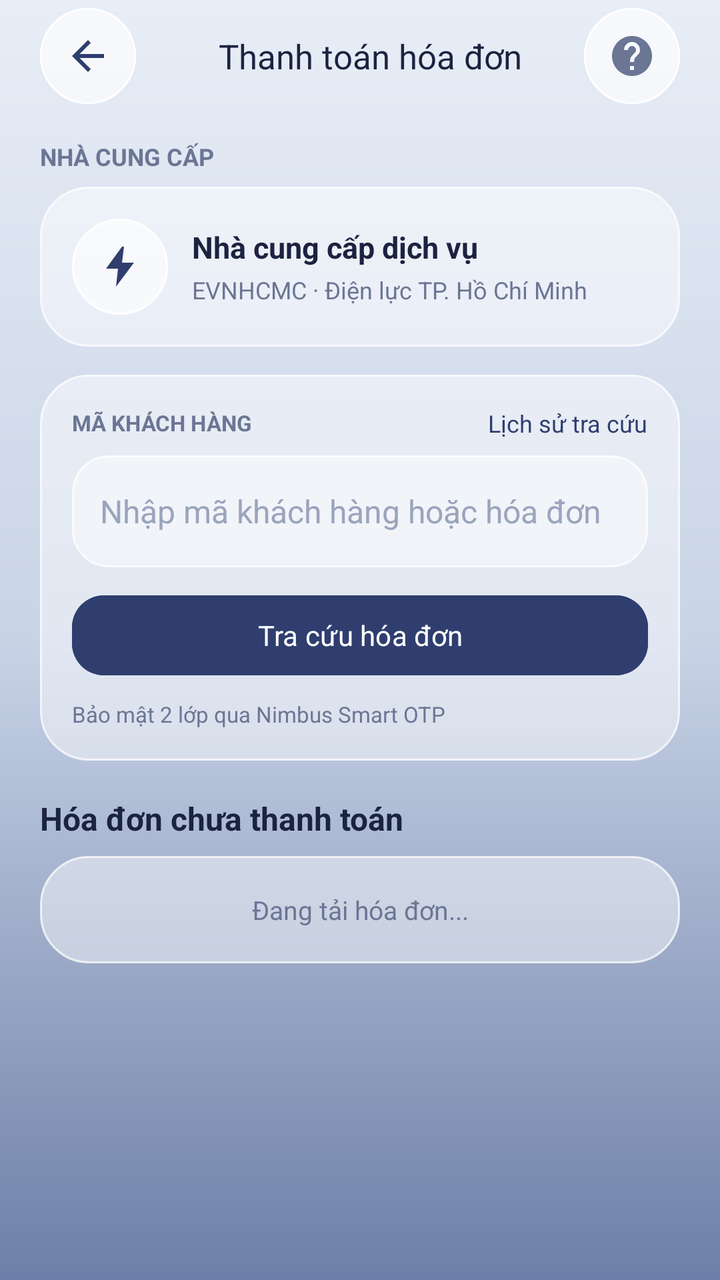
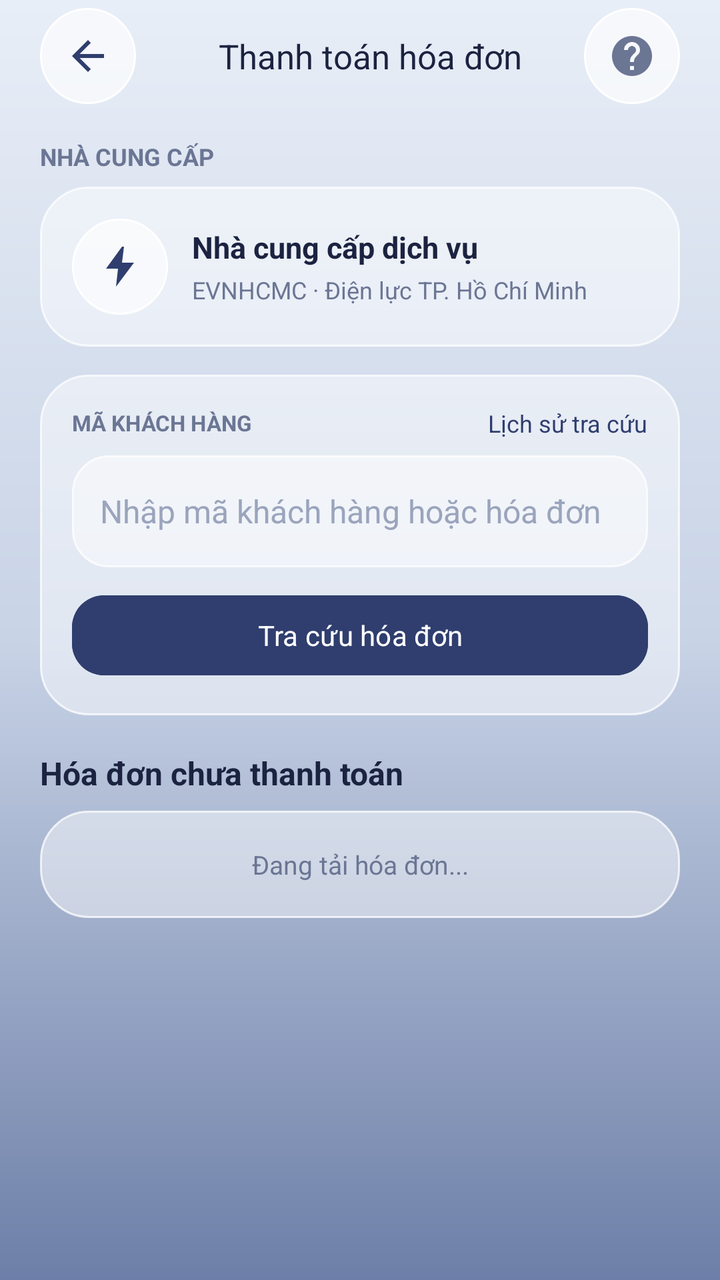

Before-and-after screenshots of an Android layout around one commit, followed by the original layout XML and the change that was made.
<!-- AndroidManifest.xml: application theme Theme.Final_term -->
<!-- res/layout/fragment_bill_payment.xml -->
<?xml version="1.0" encoding="utf-8"?>
<LinearLayout xmlns:android="http://schemas.android.com/apk/res/android"
    xmlns:app="http://schemas.android.com/apk/res-auto"
    android:layout_width="match_parent"
    android:layout_height="match_parent"
    android:background="@drawable/background_gradient"
    android:orientation="vertical">

    <LinearLayout
        android:layout_width="match_parent"
        android:layout_height="56dp"
        android:gravity="center_vertical"
        android:orientation="horizontal"
            android:paddingHorizontal="20dp">

        <ImageButton
            android:id="@+id/back_button"
            android:layout_width="48dp"
            android:layout_height="48dp"
            android:background="@drawable/circle_action_button"
            android:contentDescription="Quay lại"
            android:padding="11dp"
            android:src="@drawable/ic_arrow_back"
            app:tint="@color/navy" />

        <TextView
            android:id="@+id/header_title"
            android:layout_width="0dp"
            android:layout_height="wrap_content"
            android:layout_marginStart="10dp"
            android:layout_weight="1"
            android:gravity="center"
            android:text="Thanh toán hóa đơn"
            android:textColor="@color/ink"
            android:textSize="17sp"
            android:textStyle="normal" />

        <ImageButton
            android:id="@+id/help_button"
            android:layout_width="48dp"
            android:layout_height="48dp"
            android:background="@drawable/circle_action_button"
            android:contentDescription="Trợ giúp và hỗ trợ"
            android:padding="12dp"
            android:src="@drawable/ic_help"
            app:tint="@color/ink_muted" />
    </LinearLayout>

    <ScrollView
        android:id="@+id/scroll_content"
        android:layout_width="match_parent"
        android:layout_height="0dp"
        android:layout_weight="1"
        android:clipToPadding="false"
        android:fillViewport="true"
        android:paddingHorizontal="20dp"
        android:paddingTop="14dp"
        android:paddingBottom="112dp">

        <LinearLayout
            android:layout_width="match_parent"
            android:layout_height="wrap_content"
            android:orientation="vertical">

            <TextView
                android:id="@+id/provider_section_label"
                android:layout_width="wrap_content"
                android:layout_height="wrap_content"
                android:text="NHÀ CUNG CẤP"
                android:textColor="@color/ink_muted"
                android:textSize="12sp"
                android:textStyle="bold" />

            <LinearLayout
                android:id="@+id/provider_card"
                android:layout_width="match_parent"
                android:layout_height="wrap_content"
                android:layout_marginTop="7dp"
                android:background="@drawable/glass_panel_card"
                android:gravity="center_vertical"
                android:orientation="horizontal"
                android:padding="16dp">

                <ImageView
                    android:id="@+id/provider_icon"
                    android:layout_width="48dp"
                    android:layout_height="48dp"
                    android:background="@drawable/circle_action_button"
                    android:contentDescription=""
                    android:padding="12dp"
                    android:src="@drawable/ic_utility_electricity"
                    app:tint="@color/navy" />

                <LinearLayout
                    android:layout_width="0dp"
                    android:layout_height="wrap_content"
                    android:layout_marginStart="12dp"
                    android:layout_weight="1"
                    android:orientation="vertical">

                    <TextView
                        android:id="@+id/provider_name"
                        android:layout_width="match_parent"
                        android:layout_height="wrap_content"
                        android:text="Nhà cung cấp dịch vụ"
                        android:textColor="@color/ink"
                        android:textSize="15sp"
                        android:textStyle="bold" />

                    <TextView
                        android:id="@+id/provider_subtitle"
                        android:layout_width="wrap_content"
                        android:layout_height="wrap_content"
                        android:layout_marginTop="3dp"
                        android:text="EVNHCMC · Điện lực TP. Hồ Chí Minh"
                        android:textColor="@color/ink_muted"
                        android:textSize="12sp" />
                </LinearLayout>

            </LinearLayout>

            <LinearLayout
                android:id="@+id/lookup_card"
                android:layout_width="match_parent"
                android:layout_height="wrap_content"
                android:layout_marginTop="14dp"
                android:background="@drawable/glass_panel_card"
                android:orientation="vertical"
                android:padding="16dp">

                <LinearLayout
                    android:layout_width="match_parent"
                    android:layout_height="wrap_content"
                    android:gravity="center_vertical"
                    android:orientation="horizontal">

                    <TextView
                        android:layout_width="0dp"
                        android:layout_height="wrap_content"
                        android:layout_weight="1"
                        android:text="MÃ KHÁCH HÀNG"
                        android:textColor="@color/ink_muted"
                        android:textSize="11sp"
                        android:textStyle="bold" />

                    <TextView
                        android:id="@+id/bill_lookup_history"
                        android:layout_width="wrap_content"
                        android:layout_height="wrap_content"
                        android:text="Lịch sử tra cứu"
                        android:textColor="@color/navy"
                        android:textSize="12sp" />
                </LinearLayout>

                <EditText
                    android:id="@+id/customer_code_input"
                    android:layout_width="match_parent"
                    android:layout_height="56dp"
                    android:layout_marginTop="8dp"
                    android:background="@drawable/input_glass_field"
                    android:hint="Nhập mã khách hàng hoặc hóa đơn"
                    android:inputType="text"
                    android:paddingHorizontal="14dp"
                    android:singleLine="true"
                    android:textColor="@color/ink"
                    android:textColorHint="@color/ink_faint"
                    android:textSize="16sp" />

                <com.google.android.material.button.MaterialButton
                    android:id="@+id/lookup_button"
                    android:layout_width="match_parent"
                    android:layout_height="48dp"
                    android:layout_marginTop="10dp"
                    android:backgroundTint="@color/navy"
                    android:text="Tra cứu hóa đơn"
                    android:textColor="@color/white"
                    app:cornerRadius="16dp" />

                <TextView
                    android:layout_width="match_parent"
                    android:layout_height="wrap_content"
                    android:layout_marginTop="8dp"
                    android:text="Bảo mật 2 lớp qua Nimbus Smart OTP"
                    android:textColor="@color/ink_muted"
                    android:textSize="11sp" />
            </LinearLayout>

            <TextView
                android:id="@+id/status_text"
                android:layout_width="match_parent"
                android:layout_height="wrap_content"
                android:layout_marginTop="8dp"
                android:gravity="center"
                android:padding="8dp"
                android:textColor="@color/ink_muted"
                android:textSize="13sp"
                android:visibility="gone" />

            <LinearLayout
                android:id="@+id/bill_details_card"
                android:layout_width="match_parent"
                android:layout_height="wrap_content"
                android:layout_marginTop="14dp"
                android:background="@drawable/glass_panel_card"
                android:orientation="vertical"
                android:padding="18dp"
                android:visibility="gone">

                <LinearLayout
                    android:layout_width="match_parent"
                    android:layout_height="wrap_content"
                    android:gravity="center_vertical"
                    android:orientation="horizontal">

                    <TextView
                        android:layout_width="0dp"
                        android:layout_height="wrap_content"
                        android:layout_weight="1"
                        android:text="CHI TIẾT HÓA ĐƠN"
                        android:textColor="@color/ink_muted"
                        android:textSize="11sp"
                        android:textStyle="bold" />

                    <TextView
                        android:id="@+id/change_bill_button"
                        android:layout_width="wrap_content"
                        android:layout_height="wrap_content"
                        android:text="Đổi hóa đơn"
                        android:textColor="@color/navy"
                        android:textSize="12sp"
                        android:textStyle="bold" />
                </LinearLayout>

                <TextView
                    android:id="@+id/bill_reference"
                    android:layout_width="match_parent"
                    android:layout_height="wrap_content"
                    android:layout_marginTop="10dp"
                    android:textColor="@color/ink"
                    android:textSize="14sp"
                    android:textStyle="bold" />

                <TextView
                    android:id="@+id/bill_status"
                    android:layout_width="wrap_content"
                    android:layout_height="wrap_content"
                    android:layout_marginTop="6dp"
                    android:textColor="@color/warning"
                    android:textSize="12sp" />

                <TextView
                    android:id="@+id/bill_due_date"
                    android:layout_width="match_parent"
                    android:layout_height="wrap_content"
                    android:layout_marginTop="8dp"
                    android:textColor="@color/ink_muted"
                    android:textSize="12sp"
                    android:visibility="gone" />

                <TextView
                    android:id="@+id/bill_period"
                    android:layout_width="match_parent"
                    android:layout_height="wrap_content"
                    android:layout_marginTop="8dp"
                    android:textColor="@color/ink_muted"
                    android:textSize="12sp"
                    android:visibility="gone" />

                <TextView
                    android:id="@+id/bill_reading"
                    android:layout_width="match_parent"
                    android:layout_height="wrap_content"
                    android:layout_marginTop="6dp"
                    android:textColor="@color/ink_muted"
                    android:textSize="12sp"
                    android:visibility="gone" />

                <TextView
                    android:id="@+id/bill_consumption"
                    android:layout_width="match_parent"
                    android:layout_height="wrap_content"
                    android:layout_marginTop="6dp"
                    android:textColor="@color/ink_muted"
                    android:textSize="12sp"
                    android:visibility="gone" />

                <View
                    android:layout_width="match_parent"
                    android:layout_height="1dp"
                    android:layout_marginVertical="12dp"
                    android:background="@color/glass_border" />

                <TextView
                    android:layout_width="wrap_content"
                    android:layout_height="wrap_content"
                    android:text="Tổng tiền cần thanh toán"
                    android:textColor="@color/ink_muted"
                    android:textSize="12sp" />

                <TextView
                    android:id="@+id/bill_amount"
                    android:layout_width="match_parent"
                    android:layout_height="wrap_content"
                    android:layout_marginTop="3dp"
                    android:textColor="@color/ink"
                    android:textSize="30sp"
                    android:textStyle="bold" />
            </LinearLayout>

            <TextView
                android:id="@+id/unpaid_bills_label"
                android:layout_width="match_parent"
                android:layout_height="wrap_content"
                android:layout_marginTop="18dp"
                android:text="Hóa đơn chưa thanh toán"
                android:textColor="@color/ink"
                android:textSize="16sp"
                android:textStyle="bold" />

            <LinearLayout
                android:id="@+id/bills_list"
                android:layout_width="match_parent"
                android:layout_height="wrap_content"
                android:layout_marginTop="8dp"
                android:orientation="vertical">

                <TextView
                    android:id="@+id/bills_empty"
                    android:layout_width="match_parent"
                    android:layout_height="wrap_content"
                    android:background="@drawable/glass_panel_card"
                    android:gravity="center"
                    android:padding="18dp"
                    android:text="Đang tải hóa đơn..."
                    android:textColor="@color/ink_muted"
                    android:textSize="13sp" />
            </LinearLayout>
        </LinearLayout>
    </ScrollView>

    <com.google.android.material.button.MaterialButton
        android:id="@+id/pay_button"
        android:layout_width="match_parent"
        android:layout_height="54dp"
        android:layout_marginHorizontal="20dp"
        android:layout_marginTop="8dp"
        android:layout_marginBottom="88dp"
        android:backgroundTint="@color/navy"
        android:enabled="false"
        android:text="Xác nhận thanh toán"
        android:textColor="@color/white"
        android:visibility="gone"
        app:cornerRadius="18dp" />
</LinearLayout>
<!-- resources referenced by this layout -->
<resources>
  <color name="glass_border">#BFFFFFFF</color>
  <color name="ink">#FF1B2340</color>
  <color name="ink_faint">#FF9AA4BC</color>
  <color name="ink_muted">#FF6B7694</color>
  <color name="navy">#FF2F3E6E</color>
  <color name="warning">#FFE0A030</color>
  <color name="white">#FFFFFFFF</color>
  <!-- drawable background_gradient (drawable) -->
  <?xml version="1.0" encoding="utf-8"?>
  <shape xmlns:android="http://schemas.android.com/apk/res/android">
      <gradient
          android:angle="270"
          android:startColor="#FFE8EEF7"
          android:centerColor="#FFC8D3E6"
          android:endColor="#FF6D7FA8"
          android:type="linear" />
  </shape>
  <!-- drawable circle_action_button (drawable) -->
  <?xml version="1.0" encoding="utf-8"?>
  <ripple xmlns:android="http://schemas.android.com/apk/res/android"
      android:color="@color/glass_card_pressed">
      <item>
          <shape android:shape="oval">
              <solid android:color="@color/glass_circle_btn" />
              <stroke
                  android:width="1dp"
                  android:color="@color/white" />
          </shape>
      </item>
  </ripple>
  <!-- drawable glass_panel_card (drawable) -->
  <?xml version="1.0" encoding="utf-8"?>
  <ripple xmlns:android="http://schemas.android.com/apk/res/android"
      android:color="@color/glass_card_pressed">
      <item>
          <shape android:shape="rectangle">
              <corners android:radius="24dp" />
              <solid android:color="@color/glass_card" />
              <stroke
                  android:width="1dp"
                  android:color="@color/glass_border" />
          </shape>
      </item>
  </ripple>
  <!-- drawable ic_arrow_back (drawable) -->
  <vector xmlns:android="http://schemas.android.com/apk/res/android"
      android:width="24dp"
      android:height="24dp"
      android:viewportWidth="24"
      android:viewportHeight="24">
      <path
          android:fillColor="@color/ink"
          android:pathData="M20,11H7.83l5.59,-5.59L12,4l-8,8 8,8 1.41,-1.41L7.83,13H20v-2z" />
  </vector>
  <!-- drawable ic_utility_electricity (drawable) -->
  <vector xmlns:android="http://schemas.android.com/apk/res/android"
      android:width="24dp"
      android:height="24dp"
      android:viewportWidth="24"
      android:viewportHeight="24">
      <path
          android:fillColor="@color/navy"
          android:fillType="evenOdd"
          android:pathData="M13,2L5,13h6l-1,9 9,-12h-6l1,-8z" />
  </vector>
  <style name="Theme.Final_term" parent="Base.Theme.Final_term" />
  <color name="glass_card_pressed">#8AFFFFFF</color>
  <color name="glass_circle_btn">#A6FFFFFF</color>
  <color name="glass_card">#73FFFFFF</color>
  <color name="slate_blue">#FF5A6C99</color>
  <color name="bg_mist">#FFF4F6FA</color>
  <color name="bg_slate_soft">#FFB9C4DC</color>
  <color name="danger">#FFD8475F</color>
  <style name="NimbusSpinnerStyle" parent="Widget.AppCompat.Spinner">
          <item name="android:popupBackground">@drawable/bg_nimbus_dropdown_popup</item>
          <item name="android:dropDownVerticalOffset">6dp</item>
      </style>
  <color name="bg_slate">#FF8D9CC0</color>
  <!-- drawable bg_nimbus_dropdown_popup (drawable) -->
  <?xml version="1.0" encoding="utf-8"?>
  <shape xmlns:android="http://schemas.android.com/apk/res/android"
      android:shape="rectangle">
      <solid android:color="@color/glass_sheet" />
      <corners android:radius="18dp" />
      <stroke
          android:width="1dp"
          android:color="@color/glass_border" />
  </shape>
  <color name="glass_sheet">#F2FFFFFF</color>
  <!-- unchanged entries left out for length: 5 -->
</resources>

<!-- the commit's change to res/layout/fragment_bill_payment.xml (unified diff, before → after) -->
@@ -175,14 +175,6 @@
                     android:text="Tra cứu hóa đơn"
                     android:textColor="@color/white"
                     app:cornerRadius="16dp" />
-
-                <TextView
-                    android:layout_width="match_parent"
-                    android:layout_height="wrap_content"
-                    android:layout_marginTop="8dp"
-                    android:text="Bảo mật 2 lớp qua Nimbus Smart OTP"
-                    android:textColor="@color/ink_muted"
-                    android:textSize="11sp" />
             </LinearLayout>
 
             <TextView
